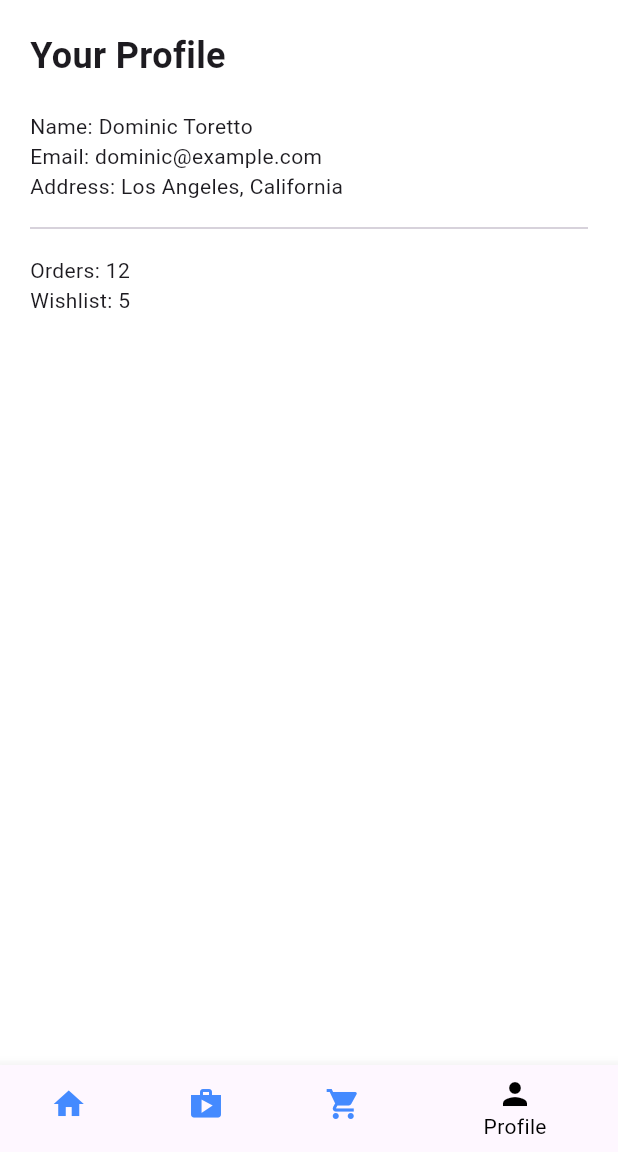
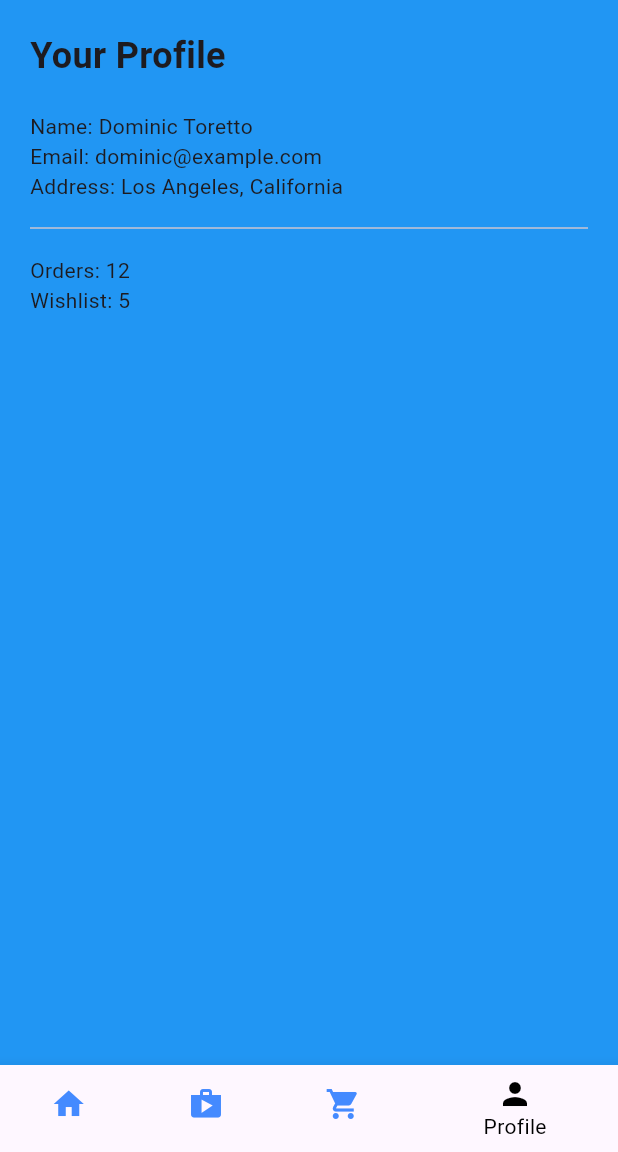
Before and after one commit to mohamednowfal07/Inventory, a Flutter app: the screen it shows after launch, item 4 of the bottom bar chosen, on a phone screen of 412 x 824 dp, the part 84-1236 px from its top. Run offline on Flutter 3.47's test engine with Material 3 defaults, Android fonts, the phone set to English and light mode, and no system bars; network calls fail.

Commit message:
Inventory app created

```diff
--- a/lib/main.dart
+++ b/lib/main.dart
@@ -57,7 +57,7 @@ class _MainScreenState extends State<MainScreen> {
           BottomNavigationBarItem(icon: Icon(Icons.person), label: "Profile"),
         ],
       ),
-      backgroundColor: Colors.white12,
+      backgroundColor: Colors.blue,
     );
   }
 }
```
